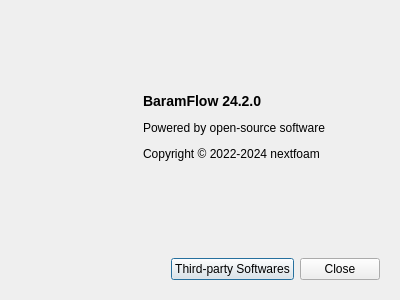
Above: baramFlow/view/main_window/menu/help/about_dialog.ui from nextfoam/baram before the change. Below: the same form after it.
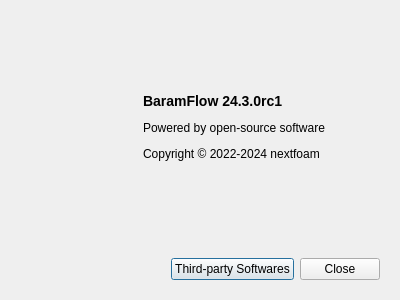
That is the form after the change.

Diff of the .ui file:
```diff
--- a/baramFlow/view/main_window/menu/help/about_dialog.ui
+++ b/baramFlow/view/main_window/menu/help/about_dialog.ui
@@ -90,7 +90,7 @@
          </sizepolicy>
         </property>
         <property name="text">
-         <string>&lt;p&gt;&lt;b&gt;&lt;font size=&quot;4&quot;&gt;BaramFlow 24.2.0&lt;/font&gt;&lt;/b&gt;&lt;/p&gt;
+         <string>&lt;p&gt;&lt;b&gt;&lt;font size=&quot;4&quot;&gt;BaramFlow 24.3.0rc1&lt;/font&gt;&lt;/b&gt;&lt;/p&gt;
 
 &lt;p&gt;Powered by open-source software&lt;/p&gt;
 
```
